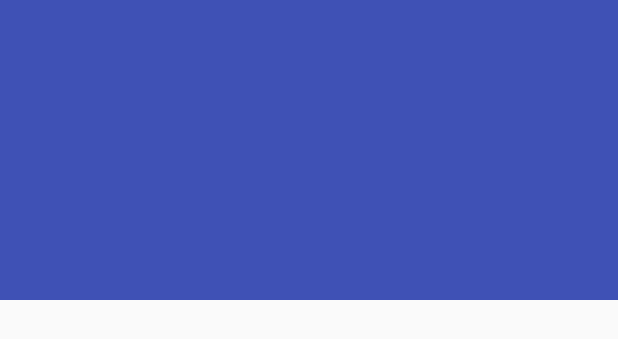
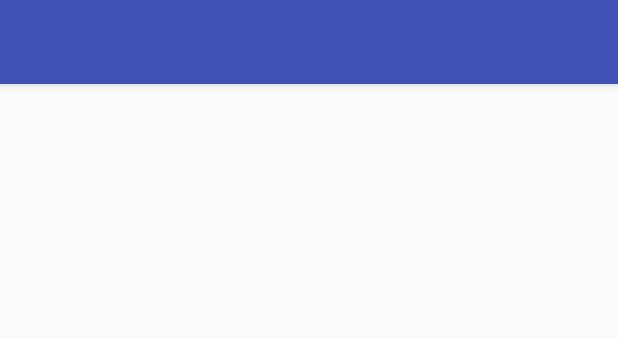
Before and after one commit to d33mobile/notification-http, an Android app: the layout activity_app_detail.xml on its own in the app's theme, with its tools: preview values and no code run, on a phone screen of 412 x 824 dp. Shown: the top 339 px of the screen. Run offline under Robolectric (Android 15) with nearby library versions, the phone set to English and light mode, and no system bars.

Commit message:
Fix paging by removing nested scrolling

```diff
--- a/app/src/main/res/layout/activity_app_detail.xml
+++ b/app/src/main/res/layout/activity_app_detail.xml
@@ -1,44 +1,31 @@
 <?xml version="1.0" encoding="utf-8"?>
-<androidx.coordinatorlayout.widget.CoordinatorLayout xmlns:android="http://schemas.android.com/apk/res/android"
+<LinearLayout xmlns:android="http://schemas.android.com/apk/res/android"
     xmlns:app="http://schemas.android.com/apk/res-auto"
     xmlns:tools="http://schemas.android.com/tools"
     android:layout_width="match_parent"
     android:layout_height="match_parent"
-    android:fitsSystemWindows="true"
+    android:orientation="vertical"
     tools:context=".ui.appdetail.AppDetailActivity"
     tools:ignore="MergeRootFrame">
 
     <com.google.android.material.appbar.AppBarLayout
         android:id="@+id/app_bar"
         android:layout_width="match_parent"
-        android:layout_height="@dimen/app_bar_height"
-        android:fitsSystemWindows="true"
+        android:layout_height="wrap_content"
         android:theme="@style/ThemeOverlay.AppCompat.Dark.ActionBar">
 
-        <com.google.android.material.appbar.CollapsingToolbarLayout
-            android:id="@+id/toolbar_layout"
+        <androidx.appcompat.widget.Toolbar
+            android:id="@+id/detail_toolbar"
             android:layout_width="match_parent"
-            android:layout_height="match_parent"
-            android:fitsSystemWindows="true"
-            app:contentScrim="?attr/colorPrimary"
-            app:layout_scrollFlags="scroll|exitUntilCollapsed"
-            app:toolbarId="@+id/toolbar">
-
-            <androidx.appcompat.widget.Toolbar
-                android:id="@+id/detail_toolbar"
-                android:layout_width="match_parent"
-                android:layout_height="?attr/actionBarSize"
-                app:layout_collapseMode="pin"
-                app:popupTheme="@style/ThemeOverlay.AppCompat.Light" />
-
-        </com.google.android.material.appbar.CollapsingToolbarLayout>
+            android:layout_height="?attr/actionBarSize"
+            android:background="?attr/colorPrimary"
+            app:popupTheme="@style/ThemeOverlay.AppCompat.Light" />
 
     </com.google.android.material.appbar.AppBarLayout>
 
-    <androidx.core.widget.NestedScrollView
+    <FrameLayout
         android:id="@+id/app_detail_container"
         android:layout_width="match_parent"
-        android:layout_height="match_parent"
-        app:layout_behavior="@string/appbar_scrolling_view_behavior" />
+        android:layout_height="match_parent" />
 
-</androidx.coordinatorlayout.widget.CoordinatorLayout>
+</LinearLayout>
```
